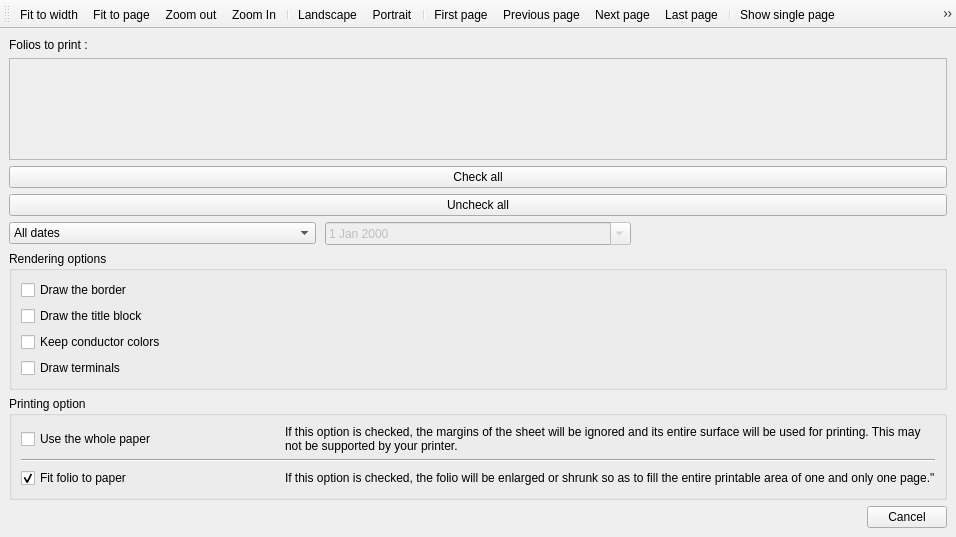
This is sources/print/projectprintwindow.ui in EmilOsvoll/qelectrotech-source-mirror as Qt 5 draws it before an edit. The edited form follows.
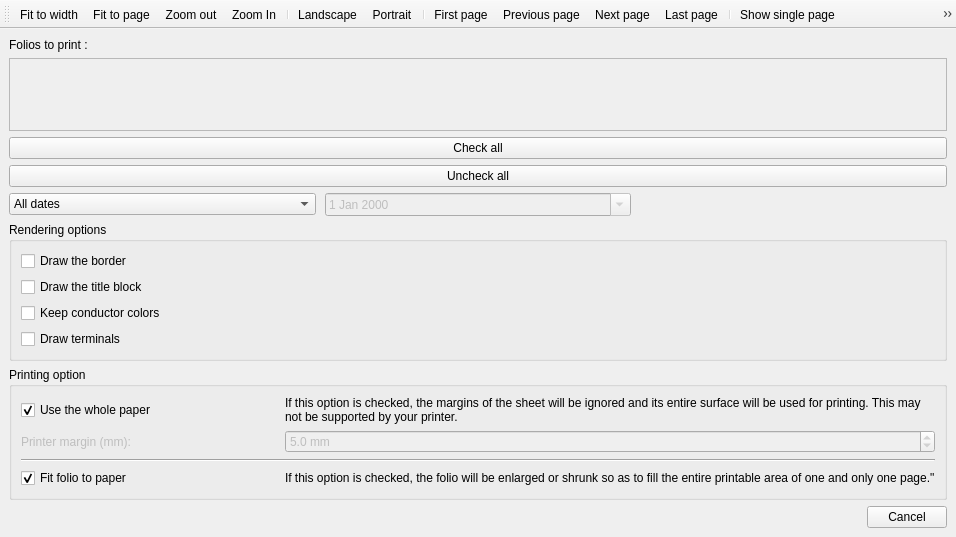
This is the edited form. Icons and pictures are not drawn.

Commit message: setup printing settings with margins for use whole paper settings and enable it by default

Patch:
```diff
--- a/sources/print/projectprintwindow.ui
+++ b/sources/print/projectprintwindow.ui
@@ -207,6 +207,9 @@
          <property name="text">
           <string>Use the whole paper</string>
          </property>
+         <property name="checked">
+          <bool>true</bool>
+         </property>
         </widget>
        </item>
        <item row="3" column="1">
@@ -235,6 +238,41 @@
          </property>
         </widget>
        </item>
+       <item row="1" column="0">
+        <widget class="QLabel" name="m_margin_label">
+         <property name="text">
+          <string>Printer margin (mm):</string>
+         </property>
+         <property name="enabled">
+          <bool>false</bool>
+         </property>
+        </widget>
+       </item>
+       <item row="1" column="1">
+        <widget class="QDoubleSpinBox" name="m_margin_sp">
+         <property name="enabled">
+          <bool>false</bool>
+         </property>
+         <property name="suffix">
+          <string> mm</string>
+         </property>
+         <property name="decimals">
+          <number>1</number>
+         </property>
+         <property name="minimum">
+          <double>0.00000000000000000</double>
+         </property>
+         <property name="maximum">
+          <double>50.00000000000000000</double>
+         </property>
+         <property name="singleStep">
+          <double>1.00000000000000000</double>
+         </property>
+         <property name="value">
+          <double>5.00000000000000000</double>
+         </property>
+        </widget>
+       </item>
        <item row="2" column="0" colspan="2">
         <widget class="Line" name="line">
          <property name="orientation">
```
The commit also changes 1 other file.
